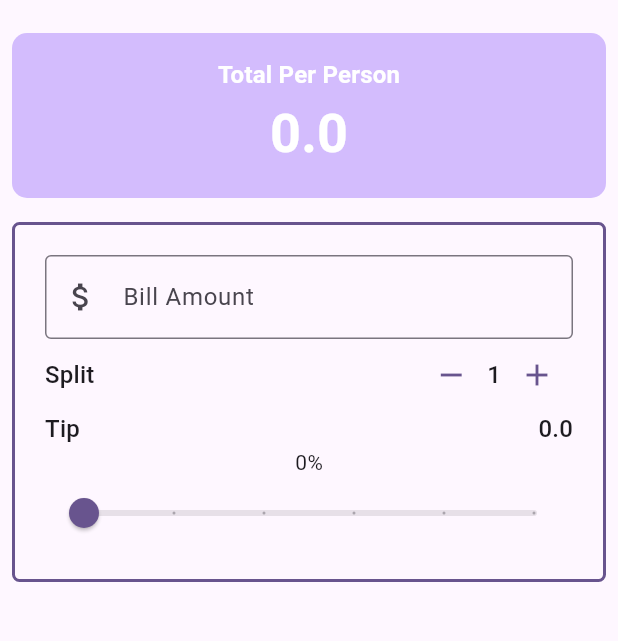
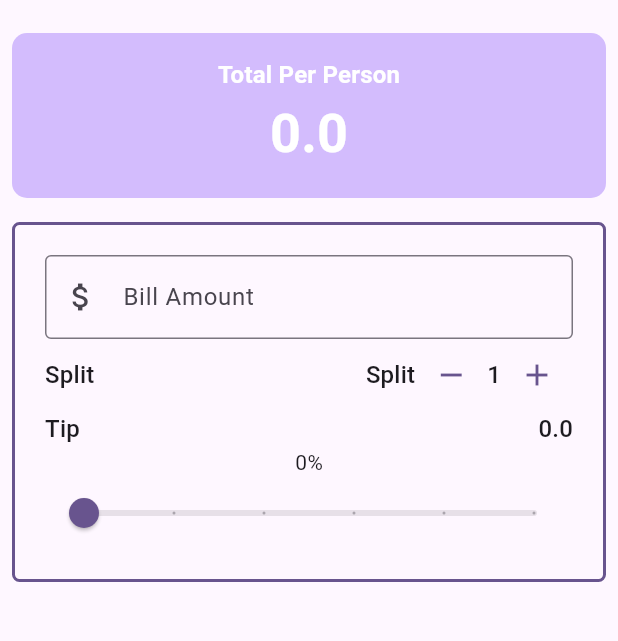
Before and after one commit to elsieoduor/tip_calculator, a Flutter app: the screen it shows after launch, on a phone screen of 412 x 824 dp, the part 63-704 px from its top. Run offline on Flutter 3.47's test engine with Material 3 defaults, Android fonts, the phone set to English and light mode, and no system bars.

Commit message:
Created total per person and modified person counter

```diff
--- a/lib/widgets/person_counter.dart
+++ b/lib/widgets/person_counter.dart
@@ -4,7 +4,9 @@ class PersonCounter extends StatelessWidget {
   const PersonCounter({
     super.key,
     required this.theme,
-    required int personCount, required this.onDecrement, required this.onIncrement,
+    required int personCount,
+    required this.onDecrement,
+    required this.onIncrement,
   }) : _personCount = personCount;
 
   final ThemeData theme;
@@ -15,20 +17,33 @@ class PersonCounter extends StatelessWidget {
   @override
   Widget build(BuildContext context) {
     return Row(
+      mainAxisAlignment: MainAxisAlignment.spaceBetween,
+      children: [
+        Text(
+          'Split',
+          style: theme.textTheme.titleMedium,
+        ),
+        Row(
           children: [
             IconButton(
               onPressed: onDecrement,
-          icon: const Icon(Icons.remove),
+              icon: Icon(
+                Icons.remove,
                 color: theme.colorScheme.primary,
               ),
+            ),
             Text(
-          "$_personCount",
+              '$_personCount',
               style: theme.textTheme.titleMedium,
             ),
             IconButton(
               onPressed: onIncrement,
-          icon: const Icon(Icons.add),
+              icon: Icon(
+                Icons.add,
                 color: theme.colorScheme.primary,
+              ),
+            ),
+          ],
         ),
       ],
     );
```
Also changed, not shown: lib/widgets/total_per_person.dart (added, +41 -0 lines). Lines whose indentation alone changed are shown as unchanged.
